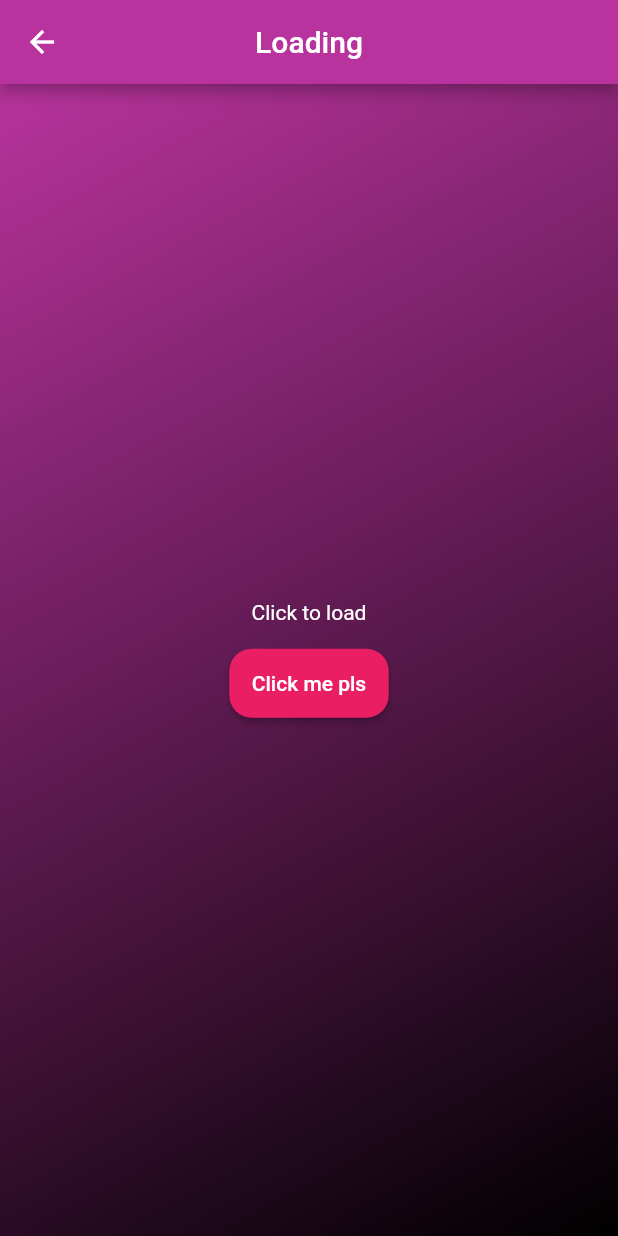
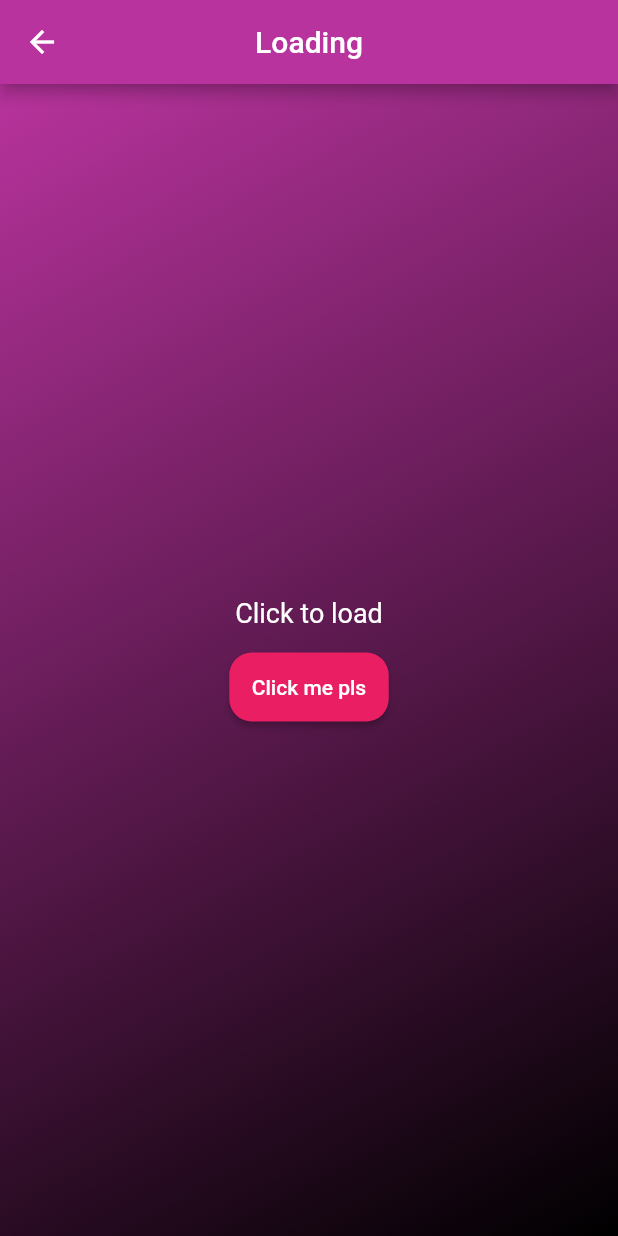
Before and after one commit to arthurccorrea/flutter_playground, a Flutter app: the LoadingPage screen opened by its route, on a phone screen of 412 x 824 dp. Run offline on Flutter 3.47's test engine with Material 2 defaults, Android fonts, the phone set to English and light mode, and no system bars.

Commit message:
[Update] Stylizing LoadingPage

```diff
--- a/lib/pages/loading/loading_page.dart
+++ b/lib/pages/loading/loading_page.dart
@@ -40,7 +40,7 @@ class _LoadingPageState extends State<LoadingPage> {
               padding: const EdgeInsets.only(bottom: defaultSpacePadding),
               child: Text(
                 "Click to load",
-                style: TextStyle(color: Colors.white),
+                style: TextStyle(color: Colors.white, fontSize: 18),
               ),
             ),
             if (!loading)
```
